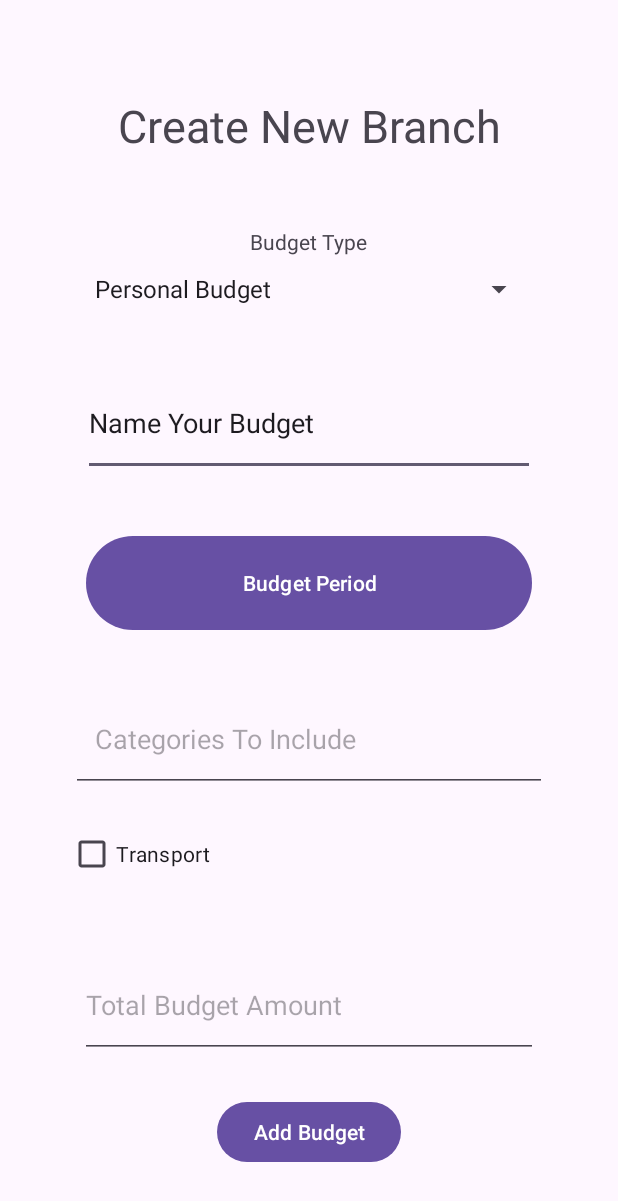
After one commit to aadeza/PROG_POE_2025, an Android app: the CreateBudget screen opened directly, with no data from a screen before it, on a phone screen of 412 x 824 dp. The commit adds this screen. Shown: the top 1201 px of the screen. Run offline under Robolectric (Android 15) with nearby library versions, the phone set to English and light mode, and no system bars; Roboto replaces fonts that are not available here.

Commit message:
Created create budget layout

```diff
--- a/app/build.gradle.kts
+++ b/app/build.gradle.kts
@@ -36,7 +36,6 @@ android {
 }
 
 dependencies {
-
     implementation(libs.androidx.core.ktx)
     implementation(libs.androidx.appcompat)
     implementation(libs.material)
@@ -47,5 +46,5 @@ dependencies {
     androidTestImplementation(libs.androidx.espresso.core)
     implementation(libs.material.v140)
     implementation(libs.androidx.core.ktx)
-
+    implementation(libs.androidx.recyclerview)
 }
--- a/app/src/main/AndroidManifest.xml
+++ b/app/src/main/AndroidManifest.xml
@@ -12,17 +12,19 @@
         android:supportsRtl="true"
         android:theme="@style/Theme.PROG_POE_2025"
         tools:targetApi="31">
-
+        <activity
+            android:name=".CreateBudget"
+            android:exported="false" />
         <!-- Change exported to true -->
         <activity
             android:name=".MainActivity"
             android:exported="true">
             <intent-filter>
                 <action android:name="android.intent.action.MAIN" />
+
                 <category android:name="android.intent.category.LAUNCHER" />
             </intent-filter>
         </activity>
-
         <activity
             android:name=".Home"
             android:exported="false" />
--- /dev/null
+++ b/app/src/main/java/com/example/prog_poe_2025/CategoryAdapter.kt
@@ -0,0 +1,45 @@
+package com.example.prog_poe_2025
+
+import android.view.LayoutInflater
+import android.view.View
+import android.view.ViewGroup
+import android.widget.CheckBox
+import androidx.recyclerview.widget.RecyclerView
+
+class CategoryAdapter(
+    private val categories: MutableList<String>,  // Change to MutableList
+    private val selectedCategories: MutableList<String>
+) : RecyclerView.Adapter<CategoryAdapter.ViewHolder>() {
+
+    class ViewHolder(view: View) : RecyclerView.ViewHolder(view) {
+        val checkBox: CheckBox = view.findViewById(R.id.categoryCheckBox)
+    }
+
+    override fun onCreateViewHolder(parent: ViewGroup, viewType: Int): ViewHolder {
+        val view = LayoutInflater.from(parent.context).inflate(R.layout.category_item, parent, false)
+        return ViewHolder(view)
+    }
+
+    override fun onBindViewHolder(holder: ViewHolder, position: Int) {
+        val category = categories[position]
+        holder.checkBox.text = category
+        holder.checkBox.isChecked = selectedCategories.contains(category)
+
+        holder.checkBox.setOnCheckedChangeListener { _, isChecked ->
+            if (isChecked) {
+                selectedCategories.add(category)
+            } else {
+                selectedCategories.remove(category)
+            }
+        }
+    }
+
+    override fun getItemCount() = categories.size
+
+    // This method allows you to update the categories list
+    fun updateData(newCategories: List<String>) {
+        categories.clear()  // Clear the current list
+        categories.addAll(newCategories)  // Add new data to the list
+        notifyDataSetChanged()  // Notify the adapter that the data has changed
+    }
+}
--- /dev/null
+++ b/app/src/main/java/com/example/prog_poe_2025/CreateBudget.kt
@@ -0,0 +1,128 @@
+package com.example.prog_poe_2025
+
+import android.widget.AdapterView
+import android.widget.Toast
+import android.os.Bundle
+import android.view.View
+import android.widget.ArrayAdapter
+import android.widget.EditText
+import android.widget.Spinner
+import androidx.appcompat.app.AppCompatActivity
+import androidx.recyclerview.widget.LinearLayoutManager
+import androidx.recyclerview.widget.RecyclerView
+import androidx.core.widget.addTextChangedListener
+
+class CreateBudget : AppCompatActivity() {
+
+    private lateinit var categoryRecyclerView: RecyclerView
+    private lateinit var categoryAdapter: CategoryAdapter
+    private lateinit var searchEditText: EditText
+    private lateinit var spinnerCategories: Spinner
+
+    override fun onCreate(savedInstanceState: Bundle?) {
+        super.onCreate(savedInstanceState)
+        setContentView(R.layout.activity_create_budget) // Ensure the correct layout file is used
+
+        // Initialize views
+        categoryRecyclerView = findViewById(R.id.categoryRecyclerView)
+        searchEditText = findViewById(R.id.searchEditText)
+        spinnerCategories = findViewById(R.id.spinCategories) // Spinner reference
+
+        // List of categories for the spinner
+        val budgetTypes = listOf(
+            "Personal Budget",
+            "Business Budget",
+            "Event & Special Purpose Budget",
+            "Savings Budget"
+        )
+
+        // Setup the Spinner with ArrayAdapter
+        val spinnerAdapter = ArrayAdapter(
+            this,
+            android.R.layout.simple_spinner_item,
+            budgetTypes
+        ).apply {
+            setDropDownViewResource(android.R.layout.simple_spinner_dropdown_item)
+        }
+        spinnerCategories.adapter = spinnerAdapter
+
+        // Set up RecyclerView
+        val categories = mutableListOf(
+            "Transport",
+            "Food",
+            "Entertainment",
+            "Healthcare",
+            "School",
+            "Utilities",
+            "Rent",
+            "Groceries",
+            "Clothing",
+            "Personal Care",
+            "Fitness",
+            "Subscriptions",
+            "Insurance",
+            "Savings",
+            "Travel",
+            "Gifts",
+            "Events",
+            "Dining Out",
+            "Business Expenses",
+            "Pets",
+            "Home Improvement",
+            "Mortgage",
+            "Childcare",
+            "Education",
+            "Technology",
+            "Phone & Internet",
+            "Entertainment Streaming",
+            "Debt Repayment",
+            "Loans",
+            "Taxes",
+            "Charity"
+        )
+        val selectedCategories = mutableListOf<String>()
+
+        // Setup RecyclerView with LinearLayoutManager and Adapter
+        categoryRecyclerView.layoutManager = LinearLayoutManager(this)
+        categoryAdapter = CategoryAdapter(categories, selectedCategories)
+        categoryRecyclerView.adapter = categoryAdapter
+
+        // Filter categories based on search input
+        searchEditText.addTextChangedListener { text ->
+            val query = text.toString().trim()
+            if (query.isEmpty()) {
+                // If the search field is empty, show all categories
+                categoryAdapter.updateData(categories)
+            } else {
+                // Filter the categories based on the search query
+                val filteredCategories = categories.filter {
+                    it.contains(query, ignoreCase = true)
+                }
+                categoryAdapter.updateData(filteredCategories)
+            }
+        }
+
+
+        spinnerCategories.onItemSelectedListener = object : AdapterView.OnItemSelectedListener {
+            override fun onItemSelected(
+                parentView: AdapterView<*>,
+                view: View?,
+                position: Int,
+                id: Long
+            ) {
+                val selectedBudgetType = budgetTypes[position]
+                // Handle the selected budget type
+                Toast.makeText(
+                    this@CreateBudget,
+                    "Selected: $selectedBudgetType",
+                    Toast.LENGTH_SHORT
+                ).show()
+            }
+
+            override fun onNothingSelected(parentView: AdapterView<*>) {
+                // Handle the case when nothing is selected
+            }
+        }
+
+    }
+}
--- a/app/src/main/java/com/example/prog_poe_2025/Home.kt
+++ b/app/src/main/java/com/example/prog_poe_2025/Home.kt
@@ -2,7 +2,7 @@ package com.example.prog_poe_2025
 
 import android.content.Intent
 import android.os.Bundle
-import android.widget.TextView
+import android.widget.Button
 import androidx.activity.enableEdgeToEdge
 import androidx.appcompat.app.AppCompatActivity
 import androidx.core.view.ViewCompat
@@ -18,8 +18,15 @@ class Home : AppCompatActivity() {
             v.setPadding(systemBars.left, systemBars.top, systemBars.right, systemBars.bottom)
             insets
 
+
+
         }
 
-
+        //Link to Create Budget
+        val createbudget = findViewById<Button>(R.id.btnCreateBudget)
+        createbudget.setOnClickListener(){
+            val intent = Intent(this, CreateBudget::class.java)
+            startActivity(intent)
+        }
     }
 }
--- /dev/null
+++ b/app/src/main/res/layout/activity_create_budget.xml
@@ -0,0 +1,141 @@
+<?xml version="1.0" encoding="utf-8"?>
+<androidx.constraintlayout.widget.ConstraintLayout xmlns:android="http://schemas.android.com/apk/res/android"
+    xmlns:app="http://schemas.android.com/apk/res-auto"
+    xmlns:tools="http://schemas.android.com/tools"
+    android:id="@+id/main"
+    android:layout_width="match_parent"
+    android:layout_height="match_parent"
+    tools:context=".CreateBudget">
+
+    <!-- Title TextView for the page -->
+    <TextView
+        android:id="@+id/txtCreateBudget"
+        android:layout_width="wrap_content"
+        android:layout_height="wrap_content"
+        android:layout_marginTop="63dp"
+        android:layout_marginBottom="47dp"
+        android:text="@string/txtCreateBranch"
+        android:textSize="30sp"
+        app:layout_constraintBottom_toTopOf="@+id/txtCategory"
+        app:layout_constraintEnd_toEndOf="parent"
+        app:layout_constraintStart_toStartOf="parent"
+        app:layout_constraintTop_toTopOf="parent" />
+
+    <!-- Spinner for selecting categories -->
+
+    <!-- Category label TextView -->
+
+    <!-- EditText for entering budget name -->
+
+    <Spinner
+        android:id="@+id/spinCategories"
+        android:layout_width="0dp"
+        android:layout_height="wrap_content"
+        android:layout_marginStart="55dp"
+        android:layout_marginEnd="55dp"
+        android:layout_marginBottom="42dp"
+        app:layout_constraintBottom_toTopOf="@+id/edtNameBudget"
+        app:layout_constraintEnd_toEndOf="parent"
+        app:layout_constraintStart_toStartOf="parent"
+        app:layout_constraintTop_toBottomOf="@+id/txtCategory" />
+
+    <TextView
+        android:id="@+id/txtCategory"
+        android:layout_width="wrap_content"
+        android:layout_height="wrap_content"
+        android:layout_marginBottom="10dp"
+        android:text="@string/txtSpnCategory"
+        app:layout_constraintBottom_toTopOf="@+id/spinCategories"
+        app:layout_constraintEnd_toEndOf="@+id/spinCategories"
+        app:layout_constraintStart_toStartOf="@+id/spinCategories"
+        app:layout_constraintTop_toBottomOf="@+id/txtCreateBudget" />
+
+    <!-- Button to select date range for the budget -->
+    <EditText
+        android:id="@+id/edtNameBudget"
+        android:layout_width="0dp"
+        android:layout_height="0dp"
+        android:layout_marginStart="55dp"
+        android:layout_marginEnd="55dp"
+        android:layout_marginBottom="36dp"
+        android:ems="10"
+        android:inputType="text"
+        android:text="@string/edtNameofBudget"
+        app:layout_constraintBottom_toTopOf="@+id/btnSelectDate"
+        app:layout_constraintEnd_toEndOf="parent"
+        app:layout_constraintStart_toStartOf="parent"
+        app:layout_constraintTop_toBottomOf="@+id/spinCategories" />
+
+    <!-- EditText to filter categories -->
+    <Button
+        android:id="@+id/btnSelectDate"
+        android:layout_width="0dp"
+        android:layout_height="0dp"
+        android:layout_marginStart="57dp"
+        android:layout_marginEnd="57dp"
+        android:layout_marginBottom="34dp"
+        android:text="@string/btnSelectPeriod"
+        app:layout_constraintBottom_toTopOf="@+id/searchEditText"
+        app:layout_constraintEnd_toEndOf="parent"
+        app:layout_constraintStart_toStartOf="parent"
+        app:layout_constraintTop_toBottomOf="@+id/edtNameBudget" />
+
+    <android.widget.EditText
+        android:id="@+id/searchEditText"
+        android:layout_width="0dp"
+        android:layout_height="0dp"
+        android:layout_marginStart="47dp"
+        android:layout_marginEnd="47dp"
+        android:layout_marginBottom="9dp"
+        android:hint="Categories To Include"
+        android:paddingStart="16dp"
+        android:paddingEnd="16dp"
+        app:layout_constraintBottom_toTopOf="@+id/categoryRecyclerView"
+        app:layout_constraintEnd_toEndOf="parent"
+        app:layout_constraintStart_toStartOf="parent"
+        app:layout_constraintTop_toBottomOf="@+id/btnSelectDate" />
+
+    <!-- RecyclerView to display categories -->
+
+    <!-- EditText for total budget amount -->
+
+    <androidx.recyclerview.widget.RecyclerView
+        android:id="@+id/categoryRecyclerView"
+        android:layout_width="338dp"
+        android:layout_height="50dp"
+        android:layout_marginStart="36dp"
+        android:layout_marginEnd="36dp"
+        android:layout_marginBottom="47dp"
+        app:layout_constraintBottom_toTopOf="@+id/editTextNumberDecimal"
+        app:layout_constraintEnd_toEndOf="parent"
+        app:layout_constraintStart_toStartOf="parent"
+        app:layout_constraintTop_toBottomOf="@+id/searchEditText" />
+
+    <EditText
+        android:id="@+id/editTextNumberDecimal"
+        android:layout_width="0dp"
+        android:layout_height="0dp"
+        android:layout_marginStart="53dp"
+        android:layout_marginEnd="53dp"
+        android:layout_marginBottom="25dp"
+        android:ems="10"
+        android:hint="Total Budget Amount"
+        android:inputType="numberDecimal"
+        app:layout_constraintBottom_toTopOf="@+id/btnAddBudget"
+        app:layout_constraintEnd_toEndOf="parent"
+        app:layout_constraintHorizontal_bias="0.0"
+        app:layout_constraintStart_toStartOf="parent"
+        app:layout_constraintTop_toBottomOf="@+id/categoryRecyclerView" />
+
+    <Button
+        android:id="@+id/btnAddBudget"
+        android:layout_width="wrap_content"
+        android:layout_height="wrap_content"
+        android:layout_marginBottom="45dp"
+        android:text="Add Budget"
+        app:layout_constraintBottom_toBottomOf="parent"
+        app:layout_constraintEnd_toEndOf="parent"
+        app:layout_constraintStart_toStartOf="parent"
+        app:layout_constraintTop_toBottomOf="@+id/editTextNumberDecimal" />
+
+</androidx.constraintlayout.widget.ConstraintLayout>
--- /dev/null
+++ b/app/src/main/res/layout/category_item.xml
@@ -0,0 +1,14 @@
+<?xml version="1.0" encoding="utf-8"?>
+<LinearLayout xmlns:android="http://schemas.android.com/apk/res/android"
+    android:layout_width="match_parent"
+    android:layout_height="wrap_content"
+    android:orientation="horizontal"
+    android:padding="8dp">
+
+    <!-- CheckBox for selecting categories -->
+    <CheckBox
+        android:id="@+id/categoryCheckBox"
+        android:layout_width="wrap_content"
+        android:layout_height="wrap_content"
+        android:text="Category Name" />
+</LinearLayout>
--- a/app/src/main/res/values/strings.xml
+++ b/app/src/main/res/values/strings.xml
@@ -30,5 +30,10 @@
     <string name="swchDayNight">Day Mode</string>
     <string name="btnStreakAmount">0</string>
     <string name="btnNotificationAmount">0</string>
+    <string name="txtCreateBranch">Create New Branch</string>
+    <string name="txtSpnCategory">Budget Type</string>
+    <string name="edtNameofBudget">Name Your Budget</string>
+    <string name="edtTotAmount">Total Budget Amount</string>
+    <string name="btnSelectPeriod">Budget Period</string>
 
 </resources>
--- a/gradle/libs.versions.toml
+++ b/gradle/libs.versions.toml
@@ -10,9 +10,11 @@ material = "1.12.0"
 activity = "1.10.1"
 constraintlayout = "2.2.1"
 materialVersion = "1.4.0"
+recyclerview = "1.4.0"
 
 [libraries]
 androidx-core-ktx = { group = "androidx.core", name = "core-ktx", version.ref = "coreKtx" }
+androidx-recyclerview = { module = "androidx.recyclerview:recyclerview", version.ref = "recyclerview" }
 junit = { group = "junit", name = "junit", version.ref = "junit" }
 androidx-junit = { group = "androidx.test.ext", name = "junit", version.ref = "junitVersion" }
 androidx-espresso-core = { group = "androidx.test.espresso", name = "espresso-core", version.ref = "espressoCore" }
```
